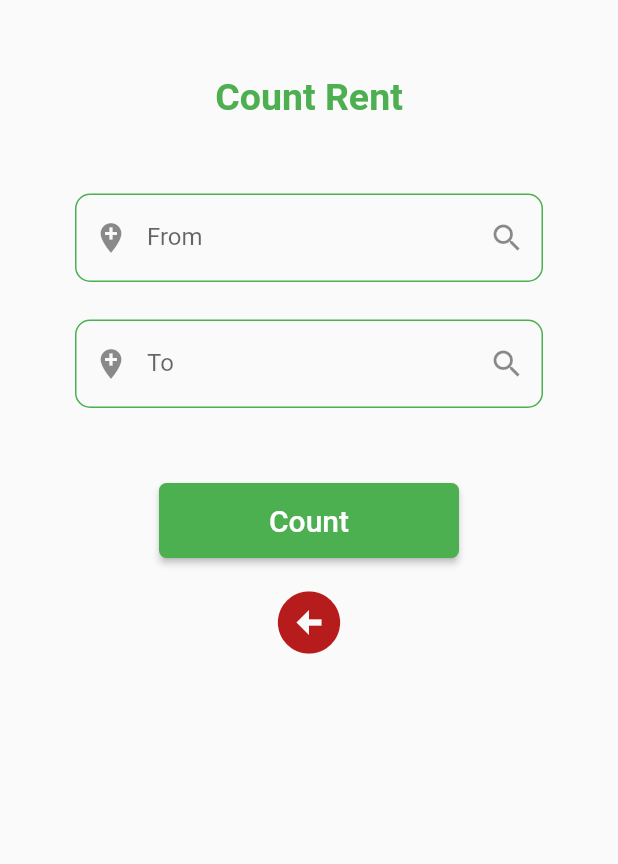
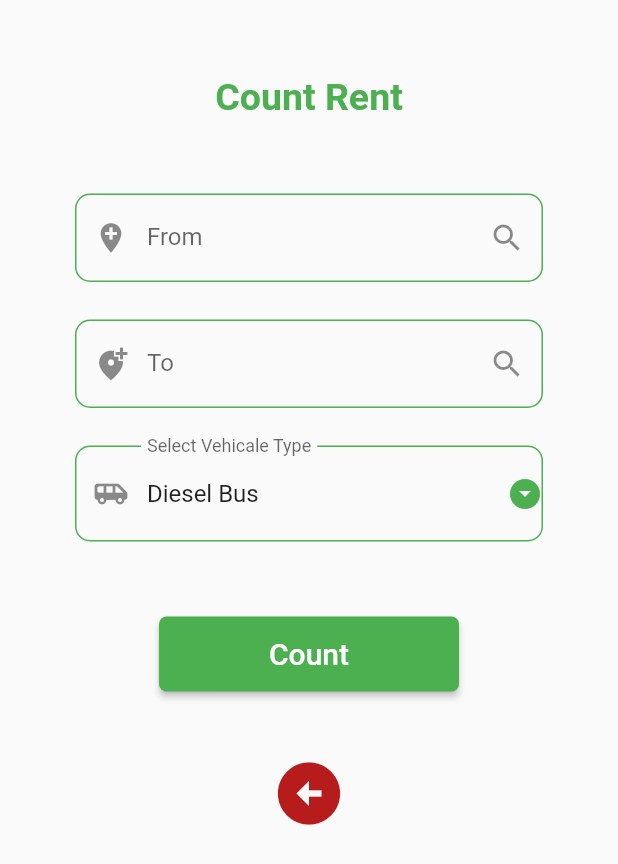
Before and after one commit to MdAshrafUllah/RentCount, a Flutter app: the fuelcount screen opened directly, on a phone screen of 412 x 824 dp. Shown: the top 864 px of the screen. Run offline on Flutter 3.47's test engine with Material 2 defaults, Android fonts, the phone set to English and light mode, and no system bars; drawn by our look-alikes of searchfield.

Commit message:
add new section

```diff
--- a/lib/fuelcount.dart
+++ b/lib/fuelcount.dart
@@ -9,6 +9,19 @@ class fuelcount extends StatefulWidget {
 }
 
 class _fuelcountState extends State<fuelcount> {
+  _fuelcountState() {
+    _selectedval = _vehicletypes[0];
+  }
+
+  final _vehicletypes = [
+    "Diesel Bus",
+    "CNG Bus",
+    "Diesel Tempo",
+    "CNG Tempo",
+    "Rickshaw"
+  ];
+  String? _selectedval = "";
+
   @override
   Widget build(BuildContext context) {
     return Scaffold(
@@ -82,7 +95,7 @@ class _fuelcountState extends State<fuelcount> {
                       searchInputDecoration: InputDecoration(
                         labelText: 'To',
                         hintText: 'To',
-                        prefixIcon: Icon(Icons.add_location),
+                        prefixIcon: Icon(Icons.add_location_alt),
                         enabledBorder: OutlineInputBorder(
                             borderSide:
                                 BorderSide(color: Colors.green, width: 1),
@@ -113,6 +126,41 @@ class _fuelcountState extends State<fuelcount> {
                       ],
                     )),
                     SizedBox(
+                      height: 25,
+                    ),
+                    DropdownButtonFormField(
+                      value: _selectedval,
+                      items: _vehicletypes.map((e) {
+                        return DropdownMenuItem(
+                          child: Text(e),
+                          value: e,
+                        );
+                      }).toList(),
+                      onChanged: (val) {
+                        setState(() {
+                          _selectedval = val as String;
+                        });
+                      },
+                      icon: Icon(
+                        Icons.arrow_drop_down_circle,
+                        color: Colors.green,
+                      ),
+                      dropdownColor: Colors.green.shade50,
+                      decoration: InputDecoration(
+                        prefixIcon: Icon(Icons.airport_shuttle_rounded),
+                        labelText: "Select Vehicale Type",
+                        hintText: "Select Vehicale Type",
+                        enabledBorder: OutlineInputBorder(
+                            borderSide:
+                                BorderSide(color: Colors.green, width: 1),
+                            borderRadius: BorderRadius.circular(10)),
+                        focusedBorder: OutlineInputBorder(
+                            borderSide: BorderSide(
+                                color: Colors.green.withOpacity(0.8), width: 2),
+                            borderRadius: BorderRadius.circular(10)),
+                      ),
+                    ),
+                    SizedBox(
                       height: 50,
                     ),
                     MaterialButton(
@@ -130,6 +178,7 @@ class _fuelcountState extends State<fuelcount> {
                       height: 50,
                       minWidth: 200,
                     ),
+                    SizedBox(height: 25),
                     Container(
                       padding: EdgeInsets.all(10),
                       child: IconButton(
```
